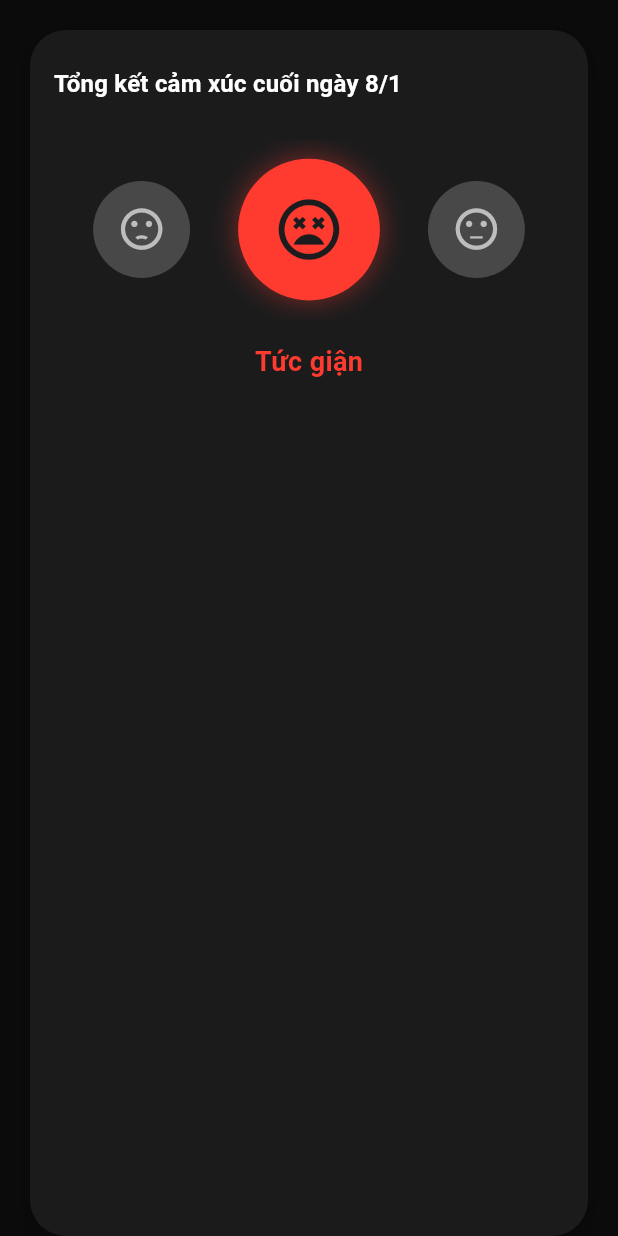
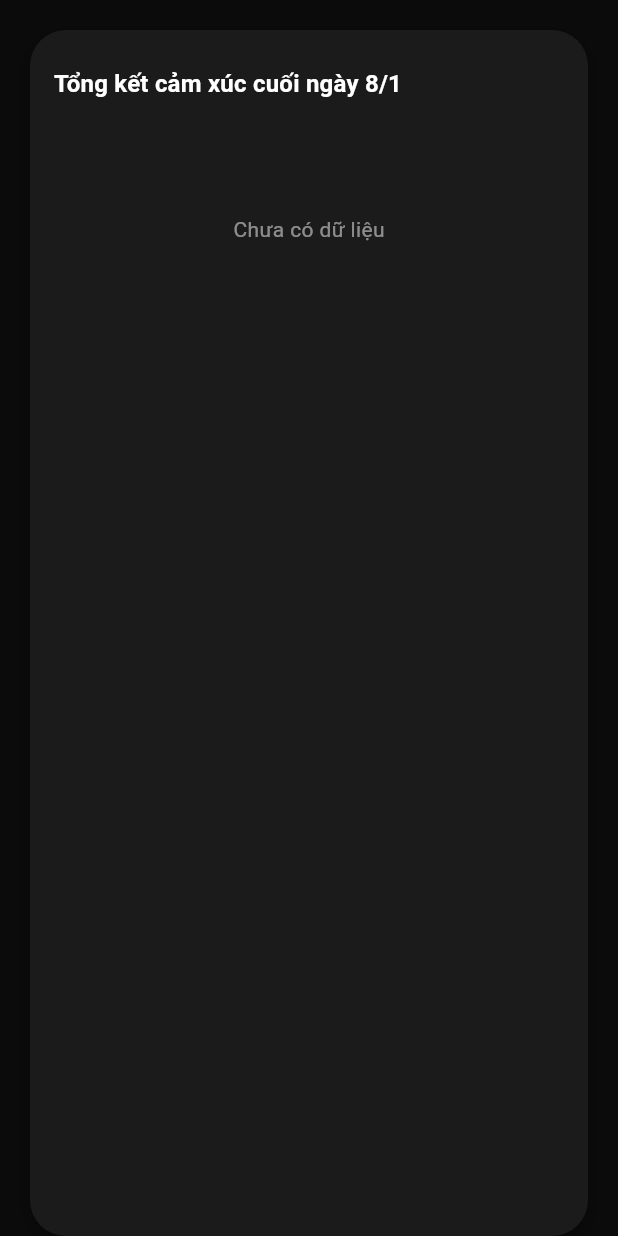
Before and after one commit to bihunganh/tam_an, a Flutter app: the DailyEmotionSummary widget shown alone on an empty page, opened directly with empty values, on a phone screen of 412 x 824 dp. Run offline on Flutter 3.47's test engine with Material 3 defaults, Android fonts, the phone set to English and light mode, and no system bars; our stand-ins replace cached_network_image, cloud_firestore, firebase_auth, firebase_core, firebase_storage, fl_chart and 4 more; accounts and stored records are empty.

Commit message:
[Fix] Logic in History Screen

```diff
--- a/tam_an/lib/features/input_tracking/screens/history_screen.dart
+++ b/tam_an/lib/features/input_tracking/screens/history_screen.dart
@@ -273,7 +273,7 @@ class _HistoryScreenState extends State<HistoryScreen> {
         children: [
           _legendItem(AppColors.moodMad, 'Tức giận', theme),
           _legendItem(AppColors.moodSad, 'Buồn', theme),
-          _legendItem(AppColors.moodAnxiety, 'Lo âu', theme),
+          _legendItem(AppColors.moodAnxiety, 'Căng thẳng', theme),
           _legendItem(AppColors.moodNeutral, 'Bình thường', theme),
           _legendItem(AppColors.moodFun, 'Vui', theme),
           _legendItem(AppColors.moodHappy, 'Hạnh phúc', theme),
--- a/tam_an/lib/features/input_tracking/widgets/history_widgets.dart
+++ b/tam_an/lib/features/input_tracking/widgets/history_widgets.dart
@@ -102,7 +102,7 @@ class _EmotionDonutChartState extends State<EmotionDonutChart> {
                   children: [
                     _buildLegendItem(AppColors.moodMad, "Tức giận", theme),
                     _buildLegendItem(AppColors.moodSad, "Buồn", theme),
-                    _buildLegendItem(AppColors.moodAnxiety, "Lo âu", theme),
+                    _buildLegendItem(AppColors.moodAnxiety, "Căng thẳng", theme),
                     _buildLegendItem(AppColors.moodNeutral, "Bình thường", theme),
                     _buildLegendItem(AppColors.moodFun, "Vui vẻ", theme),
                     _buildLegendItem(AppColors.moodHappy, "Hạnh phúc", theme),
@@ -172,11 +172,12 @@ class _MoodItem {
 
 class _DailyEmotionSummaryState extends State<DailyEmotionSummary> {
   late PageController _pageController;
-  int _currentPage = 2;
+  // Thay đổi: Mặc định là index 3 (Bình thường) hoặc tạo index riêng cho "Chưa có dữ liệu"
+  int _currentPage = 3;
 
   final List<_MoodItem> _moods = [
     _MoodItem("Buồn", Icons.sentiment_very_dissatisfied, AppColors.moodSad),
-    _MoodItem("Lo âu", Icons.sentiment_dissatisfied, AppColors.moodAnxiety),
+    _MoodItem("Căng thẳng", Icons.sentiment_dissatisfied, AppColors.moodAnxiety),
     _MoodItem("Tức giận", Icons.sentiment_very_dissatisfied_outlined, AppColors.moodMad),
     _MoodItem("Bình thường", Icons.sentiment_neutral, AppColors.moodNeutral),
     _MoodItem("Vui vẻ", Icons.sentiment_satisfied_alt, AppColors.moodFun),
@@ -234,6 +235,7 @@ class _DailyEmotionSummaryState extends State<DailyEmotionSummary> {
               builder: (context, snapshot) {
                 final daily = (snapshot.data ?? []).where((c) => _localIsSameDay(c.timestamp, widget.selectedDay)).toList();
 
+                // Logic xử lý khi có dữ liệu
                 if (daily.isNotEmpty) {
                   final freq = <int, int>{};
                   for (final c in daily) {
@@ -256,6 +258,25 @@ class _DailyEmotionSummaryState extends State<DailyEmotionSummary> {
                       setState(() => _currentPage = indexOfMood);
                     }
                   });
+                } else {
+                   // Logic xử lý khi KHÔNG có dữ liệu: Đặt về "Bình thường" (index 3)
+                   WidgetsBinding.instance.addPostFrameCallback((_) {
+                    if (!mounted) return;
+                    if (_currentPage != 3) {
+                       _pageController.jumpToPage(3); // Hoặc animateToPage
+                       setState(() => _currentPage = 3);
+                    }
+                  });
+                }
+
+                // Nếu không có dữ liệu, hiển thị thông báo thay vì PageView (Tùy chọn)
+                if (daily.isEmpty) {
+                    return Center(
+                        child: Text(
+                            "Chưa có dữ liệu",
+                            style: TextStyle(color: theme.textTheme.bodyMedium?.color?.withOpacity(0.5)),
+                        ),
+                    );
                 }
 
                 return PageView.builder(
@@ -283,7 +304,7 @@ class _DailyEmotionSummaryState extends State<DailyEmotionSummary> {
                           child: Transform.scale(
                             scale: scale,
                             child: Container(
-                              width: 70, height: 70,
+                              width: 80, height: 80,
                               decoration: BoxDecoration(
                                 shape: BoxShape.circle,
                                 color: isSelected
@@ -311,7 +332,14 @@ class _DailyEmotionSummaryState extends State<DailyEmotionSummary> {
             ),
           ),
           const SizedBox(height: 15),
-          AnimatedSwitcher(
+          // Chỉ hiển thị tên cảm xúc khi có dữ liệu check-in (hoặc xử lý hiển thị khác)
+           StreamBuilder<List<CheckInModel>>(
+              stream: widget.userId == null ? const Stream.empty() : _service.getCheckInHistory(widget.userId!),
+              builder: (context, snapshot) {
+                  final daily = (snapshot.data ?? []).where((c) => _localIsSameDay(c.timestamp, widget.selectedDay)).toList();
+                  if (daily.isEmpty) return const SizedBox.shrink(); // Ẩn tên nếu chưa có dữ liệu
+
+                  return AnimatedSwitcher(
                     duration: const Duration(milliseconds: 300),
                     child: Text(
                       _moods[_currentPage].name,
@@ -322,6 +350,8 @@ class _DailyEmotionSummaryState extends State<DailyEmotionSummary> {
                         fontWeight: FontWeight.w600,
                       ),
                     ),
+                  );
+              }
            ),
         ],
       ),
```
Lines whose indentation alone changed are shown as unchanged.
